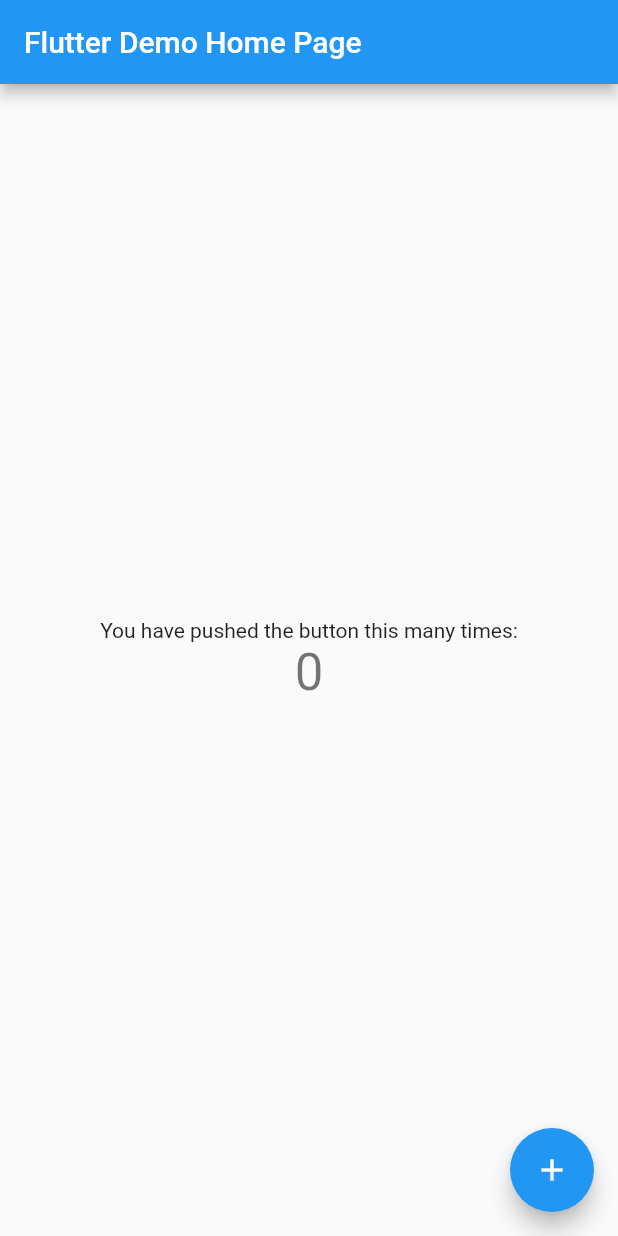
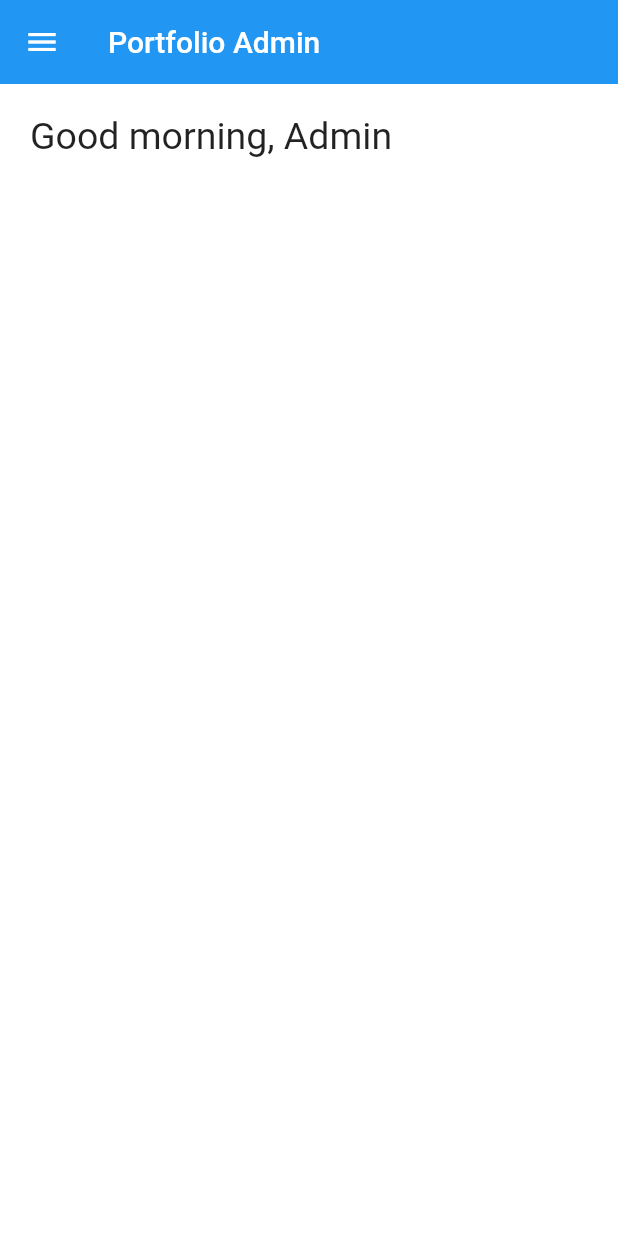
Before and after one commit to akillika/portfolio_admin, a Flutter app: the screen it shows after launch, on a phone screen of 412 x 824 dp. Run offline on Flutter 3.47's test engine with Material 2 defaults, Android fonts, the phone set to English and light mode, and no system bars; our stand-ins replace cloud_firestore; accounts and stored records are empty.

Commit message:
firebase added

```diff
--- /dev/null
+++ b/lib/home.dart
@@ -0,0 +1,84 @@
+import 'package:flutter/material.dart';
+import 'pages/receivedprojects.dart';
+
+class MyApp extends StatefulWidget {
+  @override
+  _MyAppState createState() => _MyAppState();
+}
+
+class _MyAppState extends State<MyApp> {
+  @override
+  Widget build(BuildContext context) {
+    return MaterialApp(
+      routes: {
+        'receivedprojects':(_)=>receivedprojects(),
+      },
+      home: HomePage(),
+    );
+  }
+}
+
+class HomePage extends StatefulWidget {
+  @override
+  _HomePageState createState() => _HomePageState();
+}
+
+class _HomePageState extends State<HomePage> {
+  @override
+  Widget build(BuildContext context) {
+    return Scaffold(
+      appBar: AppBar(
+        elevation: 0.0,
+       title: Text('Portfolio Admin'),
+      ),
+      backgroundColor: Colors.white,
+      drawer: Drawer(
+
+        child: Column(
+          children: <Widget>[
+            DrawerHeader(child: null),
+            GestureDetector(
+              onTap: (){
+                Navigator.pushNamed(context, 'receivedprojects');
+              },
+                          child: Padding(
+                padding: const EdgeInsets.all(8.0),
+                child: Row(
+                  mainAxisAlignment: MainAxisAlignment.spaceBetween,
+                  children: <Widget>[
+                    Text('Received Projects',style: TextStyle(fontSize:18),),
+                    IconButton(icon: Icon(Icons.arrow_forward),
+                    onPressed: (){ Navigator.pushNamed(context, 'receivedprojects');},
+                    )
+                  ],
+                ),
+              ),
+            )
+          ],
+        ),
+      ),
+
+      body: SingleChildScrollView(
+        child:Padding(
+          padding: const EdgeInsets.all(20.0),
+          child: Column(
+            children: <Widget>[
+              Text(greetings() + ' Admin',style: TextStyle(fontSize:25.0))
+            ],
+          ),
+        ),
+      ),
+    );
+  }
+  String greetings() {
+    var now;
+    now = DateTime.now().hour;
+    if (now < 12) {
+      return 'Good morning,';
+    } else if (now < 17) {
+      return 'Good afternoon,';
+    } else {
+      return 'Good evening,';
+    }
+  }
+}
--- a/lib/main.dart
+++ b/lib/main.dart
@@ -1,117 +1,6 @@
 import 'package:flutter/material.dart';
+import 'home.dart';
 
 void main() {
   runApp(MyApp());
 }
-
-class MyApp extends StatelessWidget {
-  // This widget is the root of your application.
-  @override
-  Widget build(BuildContext context) {
-    return MaterialApp(
-      title: 'Flutter Demo',
-      theme: ThemeData(
-        // This is the theme of your application.
-        //
-        // Try running your application with "flutter run". You'll see the
-        // application has a blue toolbar. Then, without quitting the app, try
-        // changing the primarySwatch below to Colors.green and then invoke
-        // "hot reload" (press "r" in the console where you ran "flutter run",
-        // or simply save your changes to "hot reload" in a Flutter IDE).
-        // Notice that the counter didn't reset back to zero; the application
-        // is not restarted.
-        primarySwatch: Colors.blue,
-        // This makes the visual density adapt to the platform that you run
-        // the app on. For desktop platforms, the controls will be smaller and
-        // closer together (more dense) than on mobile platforms.
-        visualDensity: VisualDensity.adaptivePlatformDensity,
-      ),
-      home: MyHomePage(title: 'Flutter Demo Home Page'),
-    );
-  }
-}
-
-class MyHomePage extends StatefulWidget {
-  MyHomePage({Key key, this.title}) : super(key: key);
-
-  // This widget is the home page of your application. It is stateful, meaning
-  // that it has a State object (defined below) that contains fields that affect
-  // how it looks.
-
-  // This class is the configuration for the state. It holds the values (in this
-  // case the title) provided by the parent (in this case the App widget) and
-  // used by the build method of the State. Fields in a Widget subclass are
-  // always marked "final".
-
-  final String title;
-
-  @override
-  _MyHomePageState createState() => _MyHomePageState();
-}
-
-class _MyHomePageState extends State<MyHomePage> {
-  int _counter = 0;
-
-  void _incrementCounter() {
-    setState(() {
-      // This call to setState tells the Flutter framework that something has
-      // changed in this State, which causes it to rerun the build method below
-      // so that the display can reflect the updated values. If we changed
-      // _counter without calling setState(), then the build method would not be
-      // called again, and so nothing would appear to happen.
-      _counter++;
-    });
-  }
-
-  @override
-  Widget build(BuildContext context) {
-    // This method is rerun every time setState is called, for instance as done
-    // by the _incrementCounter method above.
-    //
-    // The Flutter framework has been optimized to make rerunning build methods
-    // fast, so that you can just rebuild anything that needs updating rather
-    // than having to individually change instances of widgets.
-    return Scaffold(
-      appBar: AppBar(
-        // Here we take the value from the MyHomePage object that was created by
-        // the App.build method, and use it to set our appbar title.
-        title: Text(widget.title),
-      ),
-      body: Center(
-        // Center is a layout widget. It takes a single child and positions it
-        // in the middle of the parent.
-        child: Column(
-          // Column is also a layout widget. It takes a list of children and
-          // arranges them vertically. By default, it sizes itself to fit its
-          // children horizontally, and tries to be as tall as its parent.
-          //
-          // Invoke "debug painting" (press "p" in the console, choose the
-          // "Toggle Debug Paint" action from the Flutter Inspector in Android
-          // Studio, or the "Toggle Debug Paint" command in Visual Studio Code)
-          // to see the wireframe for each widget.
-          //
-          // Column has various properties to control how it sizes itself and
-          // how it positions its children. Here we use mainAxisAlignment to
-          // center the children vertically; the main axis here is the vertical
-          // axis because Columns are vertical (the cross axis would be
-          // horizontal).
-          mainAxisAlignment: MainAxisAlignment.center,
-          children: <Widget>[
-            Text(
-              'You have pushed the button this many times:',
-            ),
-            Text(
-              '$_counter',
-              style: Theme.of(context).textTheme.headline4,
-            ),
-          ],
-        ),
-      ),
-      floatingActionButton: FloatingActionButton(
-        onPressed: _incrementCounter,
-        tooltip: 'Increment',
-        child: Icon(Icons.add),
-      ), // This trailing comma makes auto-formatting nicer for build methods.
-    );
-  }
-}
--- /dev/null
+++ b/lib/services/crud.dart
@@ -0,0 +1,13 @@
+import 'package:cloud_firestore/cloud_firestore.dart';
+
+class crudMethods {
+  getapp() async {
+    return await Firestore.instance.collection('app').getDocuments();
+  }
+  getdesign() async {
+    return await Firestore.instance.collection('design').getDocuments();
+  }
+  getuiux() async {
+    return await Firestore.instance.collection('uiux').getDocuments();
+  }
+}
--- a/pubspec.yaml
+++ b/pubspec.yaml
@@ -28,6 +28,7 @@ dependencies:
   # The following adds the Cupertino Icons font to your application.
   # Use with the CupertinoIcons class for iOS style icons.
   cupertino_icons: ^0.1.3
+  cloud_firestore:
 
 dev_dependencies:
   flutter_test:
```
Also changed, not shown: pubspec.lock, 4 other files.
